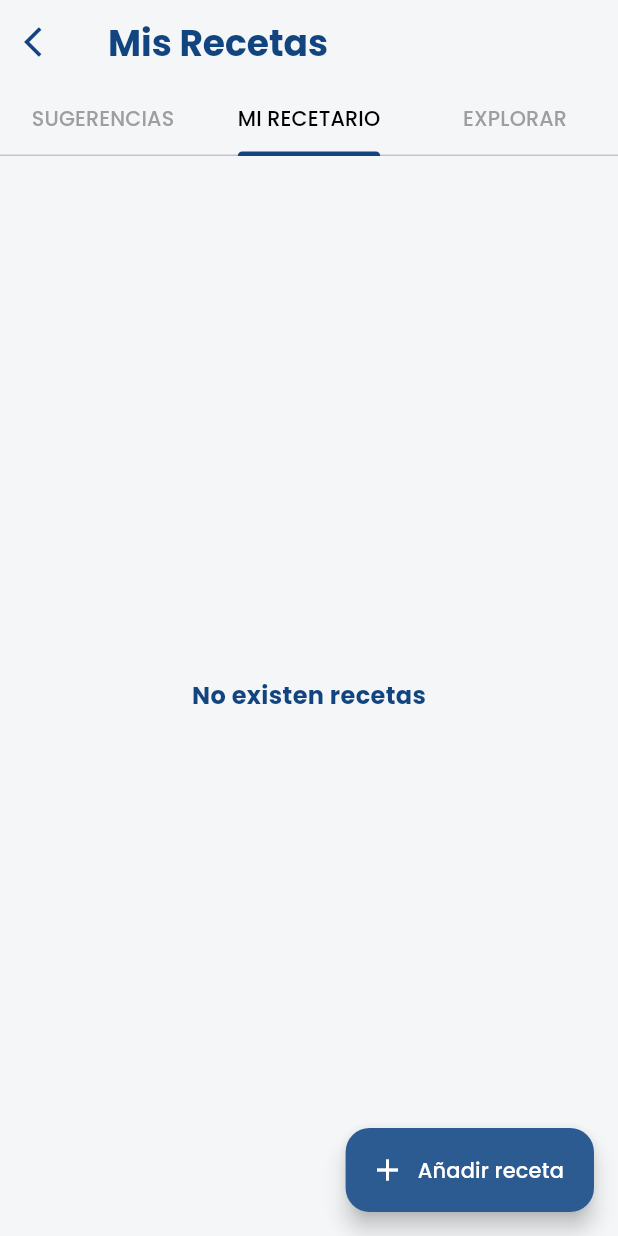
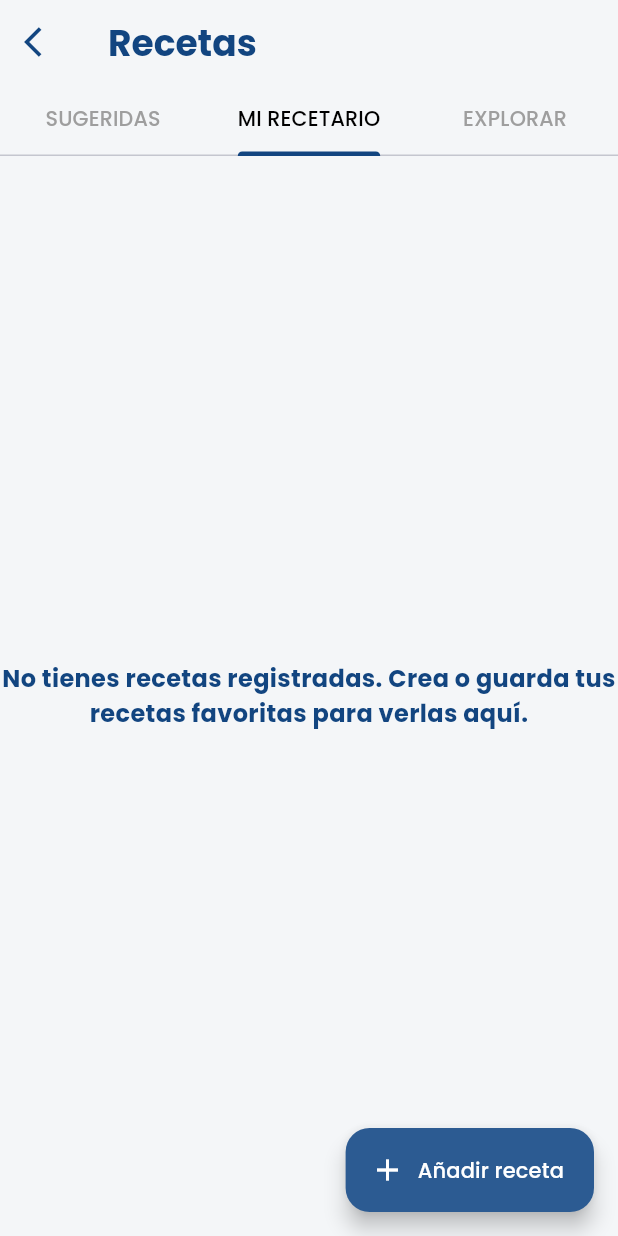
Before and after one commit to ItsNexos/app_despensas, a Flutter app: the RecipesPage screen opened directly, tab 2 chosen, on a phone screen of 412 x 824 dp. Run offline on Flutter 3.47's test engine with Material 3 defaults, Android fonts, the phone set to English and light mode, and no system bars; our stand-ins replace cloud_firestore, connectivity_plus, email_validator, firebase_auth, firebase_core, flutter_local_notifications and 5 more; accounts and stored records are empty; project files that could hold a hidden picture were left out.

Commit message:
latest settings despensApp

```diff
--- a/lib/pages/Pantrys/pantry_page.dart
+++ b/lib/pages/Pantrys/pantry_page.dart
@@ -142,7 +142,7 @@ class _PantryPageState extends State<PantryPage> {
           onPressed: () => Navigator.of(context).pop(),
         ),
         title: const Text(
-          'Mis Despensas',
+          'Mis despensas',
           style: TextStyle(
             color: Color(0xFF124580),
             fontWeight: FontWeight.bold,
--- a/lib/pages/Pantrys/pantry_view.dart
+++ b/lib/pages/Pantrys/pantry_view.dart
@@ -728,12 +728,13 @@ class _PantryViewState extends State<PantryView> {
           : products.isEmpty
               ? const Center(
                   child: Text(
-                    'No existen Productos',
+                    'Tu despensa está vacía. ¡Agrega productos para comenzar!',
                     style: TextStyle(
                       fontSize: 16,
                       fontWeight: FontWeight.bold,
                       color: Color(0xFF124580),
                     ),
+                    textAlign: TextAlign.center,
                   ),
                 )
               : Column(
--- a/lib/pages/Recipes/TabBar/explore_recipes.dart
+++ b/lib/pages/Recipes/TabBar/explore_recipes.dart
@@ -14,7 +14,7 @@ class _ExploreRecipesState extends State<ExploreRecipes> {
   final User? user = FirebaseAuth.instance.currentUser;
   List<Map<String, dynamic>> allRecipes = [];
   List<Map<String, dynamic>> filteredRecipes = [];
-  String selectedFilter = "Usuarios";
+  String selectedFilter = "DespensApp";
   List<String> selectedCategories = [];
   String searchQuery = "";
 
--- a/lib/pages/Recipes/TabBar/recipes.dart
+++ b/lib/pages/Recipes/TabBar/recipes.dart
@@ -244,12 +244,13 @@ class _RecipesState extends State<Recipes> {
           : todas.isEmpty
               ? const Center(
                   child: Text(
-                    'No existen recetas',
+                    'No tienes recetas registradas. Crea o guarda tus recetas favoritas para verlas aquí.',
                     style: TextStyle(
                       fontSize: 16,
                       fontWeight: FontWeight.bold,
                       color: Color(0xFF124580),
                     ),
+                    textAlign: TextAlign.center,
                   ),
                 )
               : Column(
--- a/lib/pages/Recipes/TabBar/recipes_page.dart
+++ b/lib/pages/Recipes/TabBar/recipes_page.dart
@@ -38,7 +38,7 @@ class _RecipesPageState extends State<RecipesPage>
           onPressed: () => Navigator.of(context).pop(),
         ),
         title: const Text(
-          'Mis Recetas',
+          'Recetas',
           style: TextStyle(
             color: Color(0xFF124580),
             fontWeight: FontWeight.bold,
@@ -53,7 +53,7 @@ class _RecipesPageState extends State<RecipesPage>
           tabs: const [
             Tab(
               child: Text(
-                'SUGERENCIAS',
+                'SUGERIDAS',
                 style: TextStyle(fontSize: 13.8),
               ),
             ),
--- a/lib/pages/Recipes/TabBar/suggestions.dart
+++ b/lib/pages/Recipes/TabBar/suggestions.dart
@@ -223,12 +223,13 @@ class _SuggestionsState extends State<Suggestions> {
           : sugeridas.isEmpty
               ? const Center(
                   child: Text(
-                    'No hay recetas sugeridas',
+                    '¡Ups! Aún no tenemos recetas para sugerirte. Agrega más productos a tus despensas para obtener recomendaciones :)',
                     style: TextStyle(
                       fontSize: 16,
                       fontWeight: FontWeight.bold,
                       color: Color(0xFF124580),
                     ),
+                    textAlign: TextAlign.center,
                   ),
                 )
               : Column(
```
